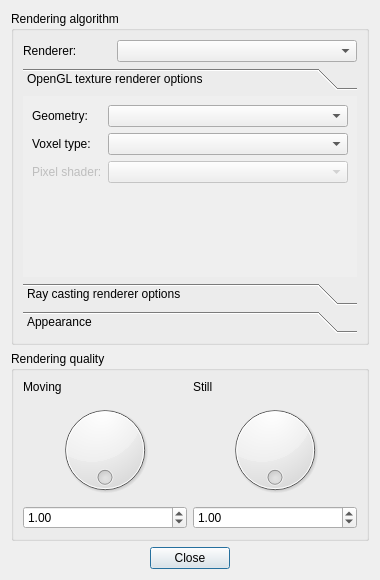
Before: the Qt Designer form vox-desk-qt/src/vvprefdialog.ui in deskvox/deskvox, drawn with Qt 5.
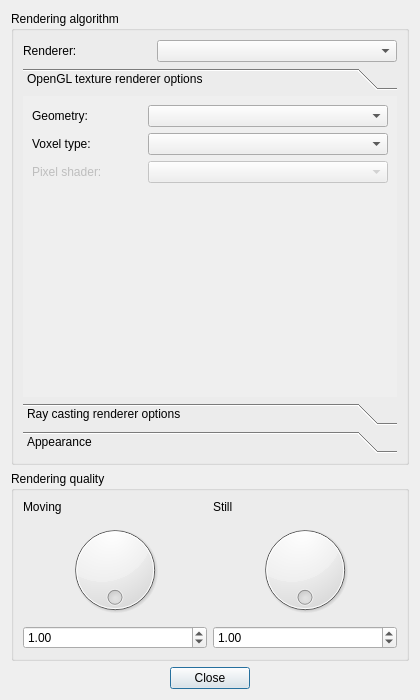
After: the same form once the commit is applied.

```diff
--- a/vox-desk-qt/src/vvprefdialog.ui
+++ b/vox-desk-qt/src/vvprefdialog.ui
@@ -6,8 +6,8 @@
    <rect>
     <x>0</x>
     <y>0</y>
-    <width>380</width>
-    <height>580</height>
+    <width>420</width>
+    <height>700</height>
    </rect>
   </property>
   <property name="windowTitle">
@@ -51,8 +51,8 @@
           <rect>
            <x>0</x>
            <y>0</y>
-           <width>340</width>
-           <height>168</height>
+           <width>366</width>
+           <height>238</height>
           </rect>
          </property>
          <attribute name="label">
@@ -134,6 +134,8 @@
           <item>
            <layout class="QHBoxLayout" name="texInfoLayout">
             <item>
+             <layout class="QVBoxLayout" name="texInfoIconLayout">
+              <item>
              <widget class="QLabel" name="texInfoIconLabel">
               <property name="minimumSize">
                <size>
@@ -153,6 +155,21 @@
              </widget>
             </item>
             <item>
+               <spacer name="verticalSpacer">
+                <property name="orientation">
+                 <enum>Qt::Vertical</enum>
+                </property>
+                <property name="sizeHint" stdset="0">
+                 <size>
+                  <width>20</width>
+                  <height>40</height>
+                 </size>
+                </property>
+               </spacer>
+              </item>
+             </layout>
+            </item>
+            <item>
              <widget class="QLabel" name="texInfoLabel">
               <property name="text">
                <string/>
```
Left out of the diff: 10 changed lines with no effect on the pictures. Lines whose indentation alone changed are shown as unchanged.
